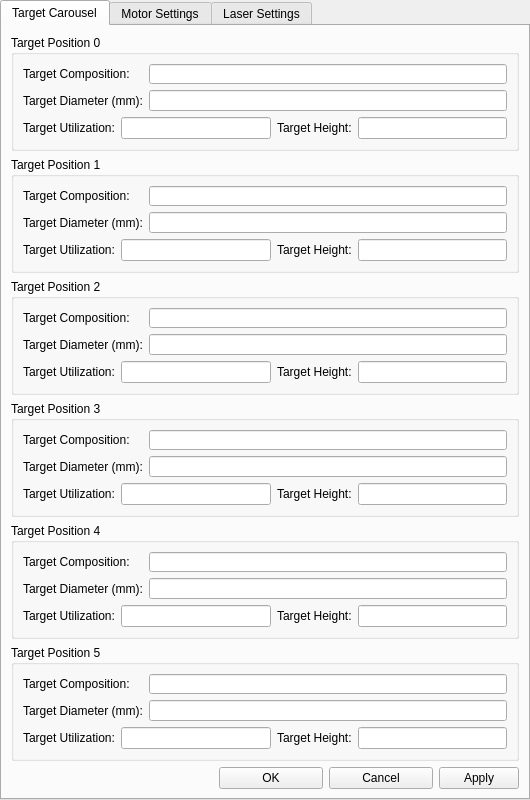
First picture: the form in src/ui/pld_settings.ui, repository ibrummel/PLD-Laser-Brain, before the edit.
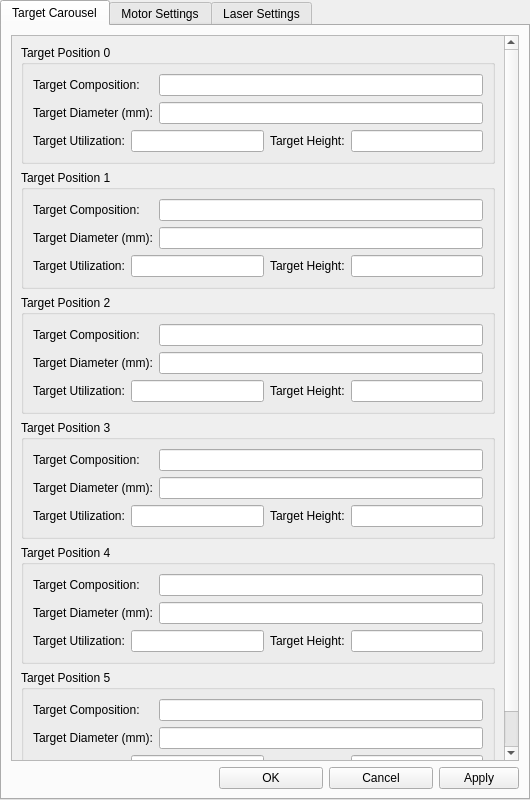
Second picture: the form after the edit. Icons and pictures are not drawn.

Commit message: Updated settings ui to fix typs in object names and add a scroll area to the targets dialog for changing targets

The edit to the form file:
```diff
--- a/src/ui/pld_settings.ui
+++ b/src/ui/pld_settings.ui
@@ -38,13 +38,28 @@
    <attribute name="title">
     <string>Target Carousel</string>
    </attribute>
-   <layout class="QVBoxLayout" name="verticalLayout_2" stretch="1,1,1,1,1,1,0">
+   <layout class="QVBoxLayout" name="verticalLayout_2">
+    <item>
+     <widget class="QScrollArea" name="scrollArea">
+      <property name="widgetResizable">
+       <bool>true</bool>
+      </property>
+      <widget class="QWidget" name="scrollAreaWidgetContents">
+       <property name="geometry">
+        <rect>
+         <x>0</x>
+         <y>0</y>
+         <width>493</width>
+         <height>936</height>
+        </rect>
+       </property>
+       <layout class="QVBoxLayout" name="verticalLayout_13">
     <item>
      <widget class="QGroupBox" name="gbox_carousel_0">
       <property name="title">
        <string>Target Position 0</string>
       </property>
-      <layout class="QVBoxLayout" name="verticalLayout_3">
+          <layout class="QVBoxLayout" name="verticalLayout_3" stretch="2,1">
        <item>
         <layout class="QFormLayout" name="form_carousel_0">
          <item row="0" column="0">
@@ -495,6 +510,10 @@
       </layout>
      </widget>
     </item>
+       </layout>
+      </widget>
+     </widget>
+    </item>
     <item>
      <layout class="QHBoxLayout" name="layout_carousel_cancel_confirm" stretch="50,25,25,0">
       <item>
```
Left out of the diff: 2 changed lines with no effect on the pictures. Lines whose indentation alone changed are shown as unchanged. The commit also changes 1 other file.
